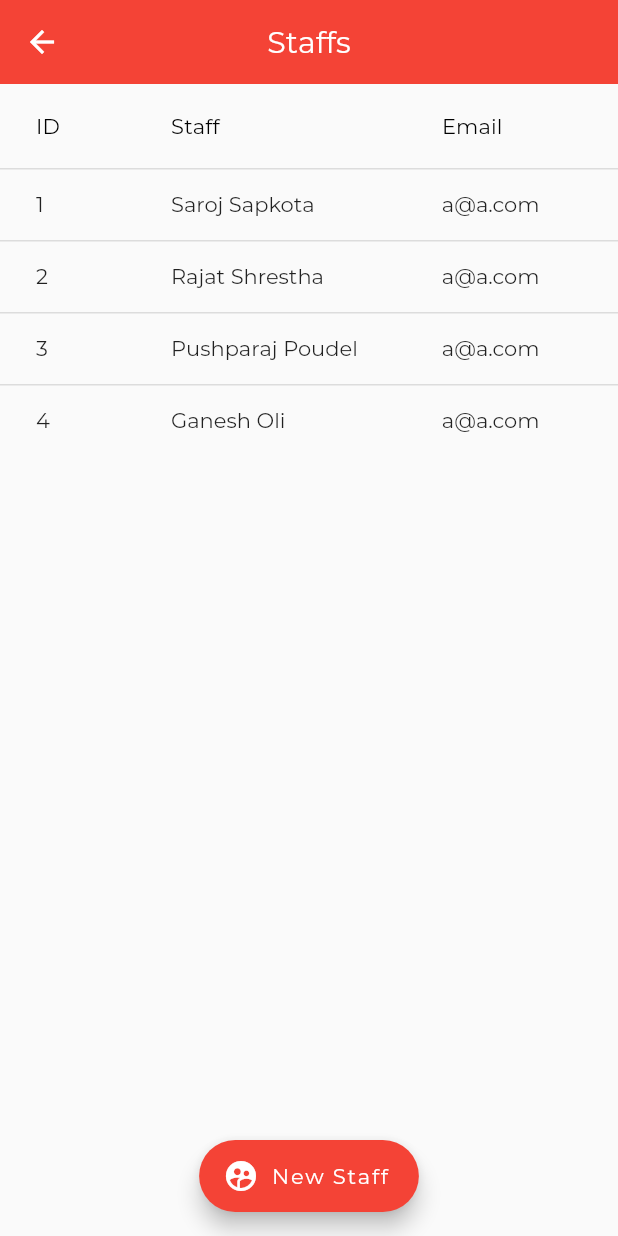
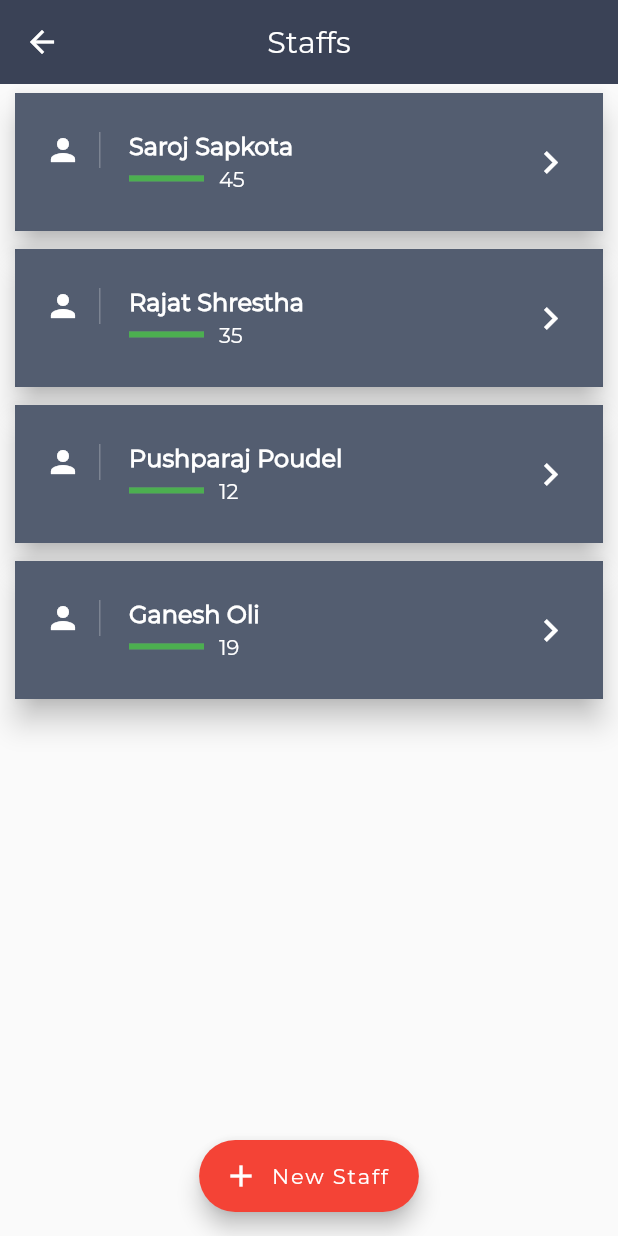
Before and after one commit to MohitP197-zz/Flutter-Task-Management-Laravel-API, a Flutter app: the StaffPage screen opened directly, on a phone screen of 412 x 824 dp. Run offline on Flutter 3.47's test engine with Material 2 defaults, Android fonts, the phone set to English and light mode, and no system bars.

Commit message:
Updated staffPage

```diff
--- a/lib/main.dart
+++ b/lib/main.dart
@@ -43,6 +43,7 @@ class _MyHomePageState extends State<MyHomePage> {
         child: Scaffold(
       appBar: AppBar(
         title: Text('Task Management'),
+        backgroundColor: Color.fromRGBO(58, 66, 86, 1.0),
         centerTitle: true,
       ),
       drawer: Drawers(),
--- a/lib/pages/staffs/staff_page.dart
+++ b/lib/pages/staffs/staff_page.dart
@@ -25,69 +25,89 @@ var staffData = <Staff>[
 ];
 
 class _StaffPageState extends State<StaffPage> {
-  Widget bodyData() => DataTable(columns: <DataColumn>[
-        DataColumn(
-            label: Text("ID"),
-            numeric: false,
-            onSort: (i, b) {},
-            tooltip: "Staff ID"),
-        DataColumn(
-            label: Text("Staff"),
-            numeric: false,
-            onSort: (i, b) {},
-            tooltip: "Staff name"),
-        DataColumn(
-            label: Text("Email"),
-            numeric: false,
-            onSort: (i, b) {},
-            tooltip: "Email of the staff"),
-        DataColumn(
-            label: Text("Projects"),
-            numeric: false,
-            onSort: (i, b) {},
-            tooltip: "Total projects completed by the user"),
-        DataColumn(
-            label: Text("Action"),
-            numeric: false,
-            onSort: (i, b) {},
-            tooltip: "Total projects completed by the user"),
-      ], rows: _dataRow().toList());
-
-  Iterable<DataRow> _dataRow() {
-    return staffData.map((data) => DataRow(cells: [
-          DataCell(Text(data.id), showEditIcon: false, placeholder: false),
-          DataCell(Text(data.staffName),
-              showEditIcon: false, placeholder: false),
-          DataCell(Text(data.email), showEditIcon: false, placeholder: false),
-          DataCell(Text(data.completedProjects),
-              showEditIcon: false, placeholder: false),
-          DataCell(Icon(Icons.edit), onTap: _getStaffDetails),
-        ]));
-  }
-
   @override
   Widget build(BuildContext context) {
+    ListTile makeListTile(Staff staff) => ListTile(
+          contentPadding:
+              EdgeInsets.symmetric(horizontal: 20.0, vertical: 10.0),
+          leading: Container(
+            padding: EdgeInsets.only(right: 12.0),
+            decoration: new BoxDecoration(
+                border: new Border(
+                    right: new BorderSide(width: 1.0, color: Colors.white24))),
+            child: Icon(Icons.person, color: Colors.white),
+          ),
+          title: Text(
+            staff.staffName,
+            style: TextStyle(color: Colors.white, fontWeight: FontWeight.bold),
+          ),
+          // subtitle: Text("Intermediate", style: TextStyle(color: Colors.white)),
+
+          subtitle: Row(
+            children: <Widget>[
+              Expanded(
+                  flex: 1,
+                  child: Container(
+                    // tag: 'hero',
+                    child: LinearProgressIndicator(
+                        backgroundColor: Color.fromRGBO(209, 224, 224, 0.2),
+                        value: 10,
+                        valueColor: AlwaysStoppedAnimation(Colors.green)),
+                  )),
+              Expanded(
+                flex: 4,
+                child: Padding(
+                    padding: EdgeInsets.only(left: 10.0),
+                    child: Text(staff.completedProjects,
+                        style: TextStyle(color: Colors.white))),
+              )
+            ],
+          ),
+          trailing:
+              Icon(Icons.keyboard_arrow_right, color: Colors.white, size: 30.0),
+          onTap: () {
+            _getStaffDetails();
+          },
+        );
+    Card makeCard(Staff staff) => Card(
+          elevation: 8.0,
+          margin: EdgeInsets.symmetric(horizontal: 10.0, vertical: 6.0),
+          child: Container(
+            // decoration: BoxDecoration(color: Color.fromRGBO(64, 75, 96, .9)),
+            decoration: BoxDecoration(color: Color.fromRGBO(64, 75, 96, .9)),
+            child: makeListTile(staff),
+          ),
+        );
+
+    final bodyContent = Container(
+      child: ListView.builder(
+        scrollDirection: Axis.vertical,
+        shrinkWrap: true,
+        itemCount: staffData.length,
+        itemBuilder: (BuildContext context, int index) {
+          return makeCard(staffData[index]);
+        },
+      ),
+    );
     return Scaffold(
       appBar: AppBar(
         elevation: 0,
         title: Text('Staffs'),
+        backgroundColor: Color.fromRGBO(58, 66, 86, 1.0),
         centerTitle: true,
       ),
-      body: SingleChildScrollView(
-        scrollDirection: Axis.horizontal,
-        child: bodyData(),
-      ),
+      body: bodyContent,
       floatingActionButtonLocation: FloatingActionButtonLocation.centerFloat,
       floatingActionButton: FloatingActionButton.extended(
           isExtended: true,
-          icon: Icon(Icons.supervised_user_circle),
+          icon: Icon(Icons.add),
           label: Text('New Staff', textScaleFactor: 1.0),
           onPressed: () {}),
     );
   }
 
   _getStaffDetails() {
-    Navigator.push(
-        context, MaterialPageRoute(builder: (context) => IndividualStaffDetails()));
+    Navigator.push(context,
+        MaterialPageRoute(builder: (context) => IndividualStaffDetails()));
   }
 }
--- a/lib/utils/drawer.dart
+++ b/lib/utils/drawer.dart
@@ -72,8 +72,7 @@ class Drawers extends StatelessWidget {
                 'About',
                 style: listStyle,
               ),
-            onTap: () {}
-          ),
+              onTap: () {}),
           ListTile(
               leading: Icon(
                 Icons.build,
@@ -83,8 +82,7 @@ class Drawers extends StatelessWidget {
                 'Settings',
                 style: listStyle,
               ),
-            onTap: () {}
-          ),
+              onTap: () {}),
         ],
       ),
     );
```
Also changed, not shown: lib/pages/projects/project_page.dart (+77 -35 lines). Lines whose indentation alone changed are shown as unchanged.
